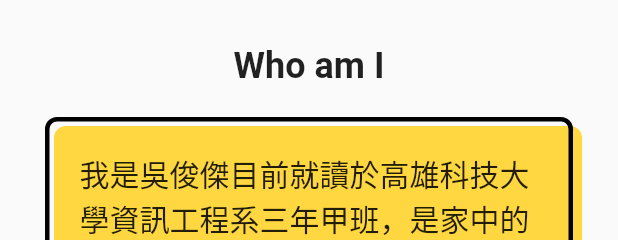
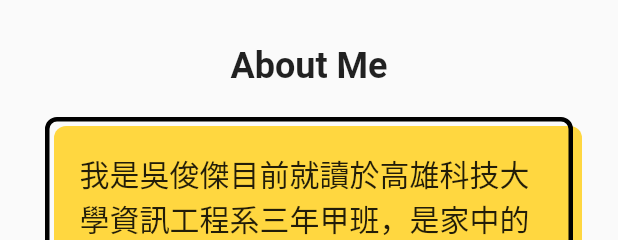
Before and after one commit to kevemwu/NKUST_C109151150_WuJunJie, a Flutter app: what screen2() shows on an empty page, opened directly, on a phone screen of 412 x 824 dp. Shown: the top 240 px of the screen. Run offline on Flutter 3.47's test engine with Material 2 defaults, Android fonts, the phone set to English and light mode, and no system bars; our stand-ins replace audioplayers.

Commit message:
Update screen2.dart

```diff
--- a/lib/screen2.dart
+++ b/lib/screen2.dart
@@ -27,7 +27,7 @@
       child: Column(
         children:<Widget>[
           Padding(padding: EdgeInsets.fromLTRB(20, 30, 20, 20),
-            child: Text("Who am I",
+            child: Text("About Me",
                 style: TextStyle(fontSize:24,
                   fontWeight:FontWeight.bold,)),
           ),
```
